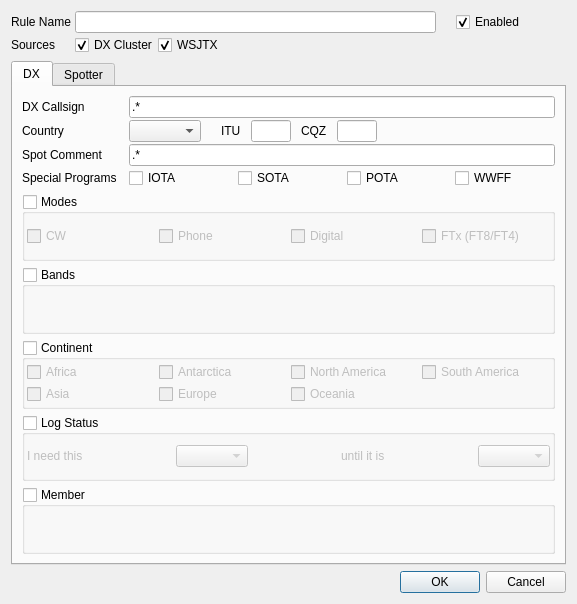
First picture: the form in ui/AlertRuleDetail.ui, repository oh2gba/QLog, before the edit.
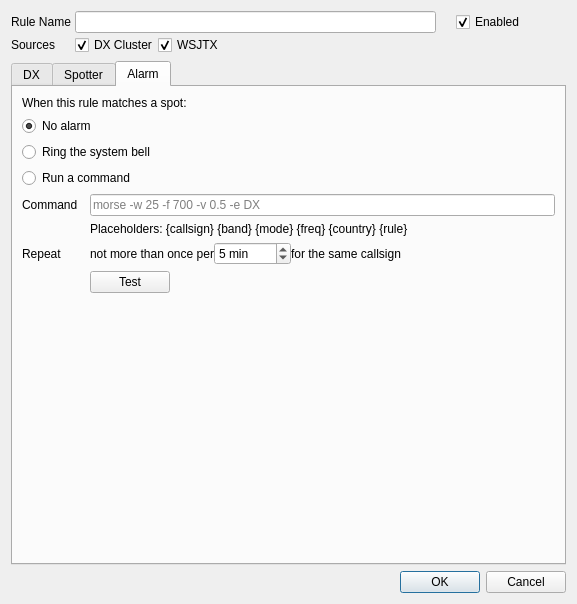
Second picture: the form after the edit. The open tabs and pages were chosen to show the change. Custom widgets are drawn as their Qt base class.

Commit message: Alerts: Added an alarm to alert rules

```diff
--- a/ui/AlertRuleDetail.ui
+++ b/ui/AlertRuleDetail.ui
@@ -899,6 +899,178 @@
        </item>
       </layout>
      </widget>
+     <widget class="QWidget" name="alarm">
+      <attribute name="title">
+       <string>Alarm</string>
+      </attribute>
+      <layout class="QVBoxLayout" name="verticalLayout_alarm">
+       <item>
+        <widget class="QLabel" name="alarmLabel">
+         <property name="text">
+          <string>When this rule matches a spot:</string>
+         </property>
+        </widget>
+       </item>
+       <item>
+        <widget class="QRadioButton" name="alarmNoneRadio">
+         <property name="text">
+          <string>No alarm</string>
+         </property>
+         <property name="checked">
+          <bool>true</bool>
+         </property>
+        </widget>
+       </item>
+       <item>
+        <widget class="QRadioButton" name="alarmBellRadio">
+         <property name="toolTip">
+          <string>Rings the system bell of your desktop. Needs no extra software, but the bell must be enabled in the desktop settings.</string>
+         </property>
+         <property name="text">
+          <string>Ring the system bell</string>
+         </property>
+        </widget>
+       </item>
+       <item>
+        <widget class="QRadioButton" name="alarmCommandRadio">
+         <property name="toolTip">
+          <string>Starts the command below. Nothing runs unless you enter a command.</string>
+         </property>
+         <property name="text">
+          <string>Run a command</string>
+         </property>
+        </widget>
+       </item>
+       <item>
+        <layout class="QFormLayout" name="formLayout_alarm">
+         <property name="horizontalSpacing">
+          <number>12</number>
+         </property>
+         <item row="0" column="0">
+          <widget class="QLabel" name="alarmCommandLabel">
+           <property name="text">
+            <string>Command</string>
+           </property>
+          </widget>
+         </item>
+         <item row="0" column="1">
+          <widget class="QLineEdit" name="alarmCommandEdit">
+           <property name="toolTip">
+            <string>Any program with its arguments, for example a Morse or text-to-speech tool or your own script.
+Linux: morse -w 25 -f 700 -v 0.5 -e DX
+Windows: powershell -c &quot;[console]::beep(700,300)&quot;
+macOS: say DX</string>
+           </property>
+           <property name="placeholderText">
+            <string>morse -w 25 -f 700 -v 0.5 -e DX</string>
+           </property>
+          </widget>
+         </item>
+         <item row="1" column="1">
+          <widget class="QLabel" name="alarmPlaceholdersLabel">
+           <property name="text">
+            <string>Placeholders: {callsign} {band} {mode} {freq} {country} {rule}</string>
+           </property>
+          </widget>
+         </item>
+         <item row="2" column="0">
+          <widget class="QLabel" name="alarmBackoffLabel">
+           <property name="text">
+            <string>Repeat</string>
+           </property>
+          </widget>
+         </item>
+         <item row="2" column="1">
+          <layout class="QHBoxLayout" name="horizontalLayout_alarmBackoff">
+           <item>
+            <widget class="QLabel" name="alarmBackoffPrefixLabel">
+             <property name="text">
+              <string>not more than once per</string>
+             </property>
+            </widget>
+           </item>
+           <item>
+            <widget class="QSpinBox" name="alarmBackoffSpin">
+             <property name="toolTip">
+              <string>The same callsign does not start the command again within this time. 0 means every time.</string>
+             </property>
+             <property name="suffix">
+              <string> min</string>
+             </property>
+             <property name="maximum">
+              <number>1440</number>
+             </property>
+             <property name="value">
+              <number>5</number>
+             </property>
+            </widget>
+           </item>
+           <item>
+            <widget class="QLabel" name="alarmBackoffSuffixLabel">
+             <property name="text">
+              <string>for the same callsign</string>
+             </property>
+            </widget>
+           </item>
+           <item>
+            <spacer name="alarmBackoffSpacer">
+             <property name="orientation">
+              <enum>Qt::Horizontal</enum>
+             </property>
+             <property name="sizeHint" stdset="0">
+              <size>
+               <width>40</width>
+               <height>20</height>
+              </size>
+             </property>
+            </spacer>
+           </item>
+          </layout>
+         </item>
+         <item row="3" column="1">
+          <layout class="QHBoxLayout" name="horizontalLayout_alarmTest">
+           <item>
+            <widget class="QPushButton" name="alarmTestButton">
+             <property name="toolTip">
+              <string>Runs the command once with sample values</string>
+             </property>
+             <property name="text">
+              <string>Test</string>
+             </property>
+            </widget>
+           </item>
+           <item>
+            <spacer name="alarmTestSpacer">
+             <property name="orientation">
+              <enum>Qt::Horizontal</enum>
+             </property>
+             <property name="sizeHint" stdset="0">
+              <size>
+               <width>40</width>
+               <height>20</height>
+              </size>
+             </property>
+            </spacer>
+           </item>
+          </layout>
+         </item>
+        </layout>
+       </item>
+       <item>
+        <spacer name="alarmVerticalSpacer">
+         <property name="orientation">
+          <enum>Qt::Vertical</enum>
+         </property>
+         <property name="sizeHint" stdset="0">
+          <size>
+           <width>20</width>
+           <height>40</height>
+          </size>
+         </property>
+        </spacer>
+       </item>
+      </layout>
+     </widget>
     </widget>
    </item>
    <item>
```
Left out of the diff: 6 changed lines with no effect on the pictures. The commit also changes 15 other files.
